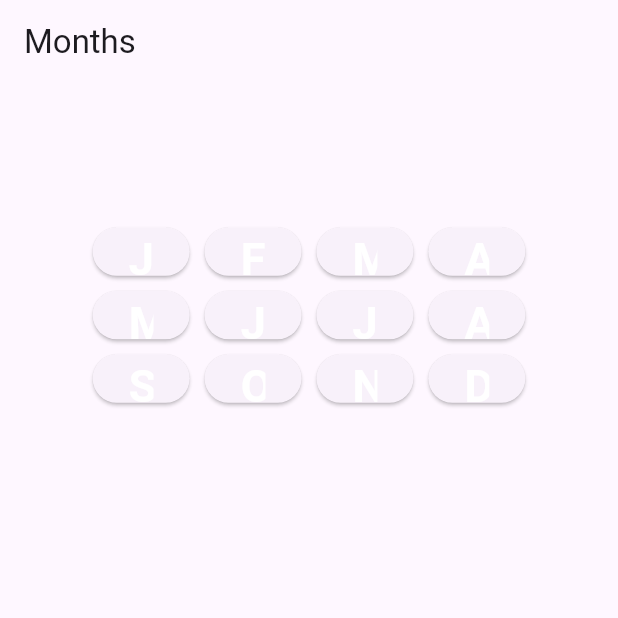
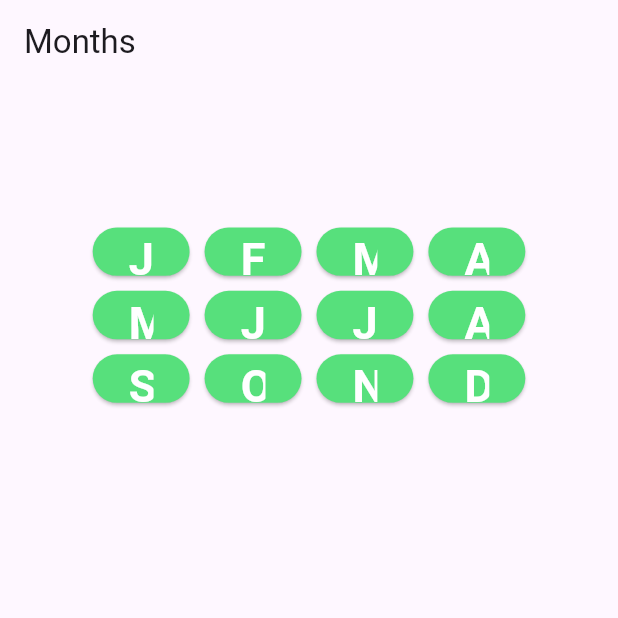
Before and after one commit to emmaframpton/Call-Companion, a Flutter app: the screen it shows after launch, on a phone screen of 412 x 824 dp, the top half of it. Run offline on Flutter 3.47's test engine with Material 3 defaults, Android fonts, the phone set to English and light mode, and no system bars.

Commit message:
green month buttons

```diff
--- a/lib/main.dart
+++ b/lib/main.dart
@@ -60,6 +60,9 @@ class MonthsState extends State<Months> {
                     selectedMonth = index;
                   });
                 },
+                style: ElevatedButton.styleFrom(
+                  backgroundColor: selectedMonth == index ? Color.fromARGB(255, 150, 245, 124) : Color.fromARGB(255, 87, 224, 124),
+                ),
                 child: Text(
                   monthsList[index],
                   style: const TextStyle(
```
